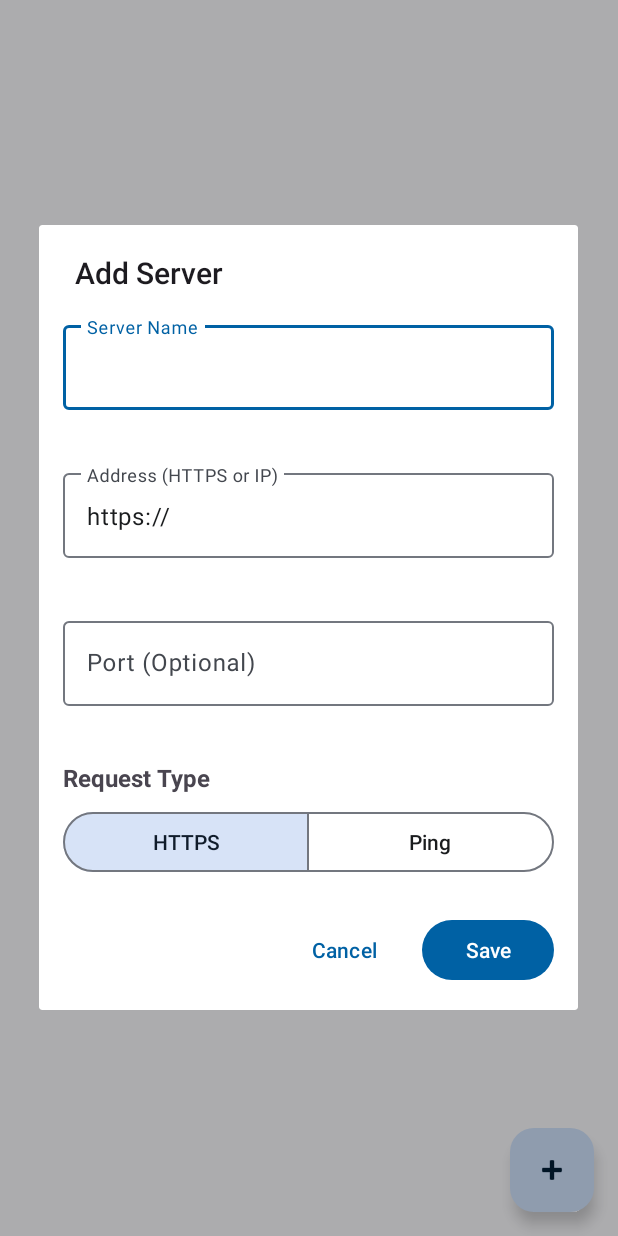
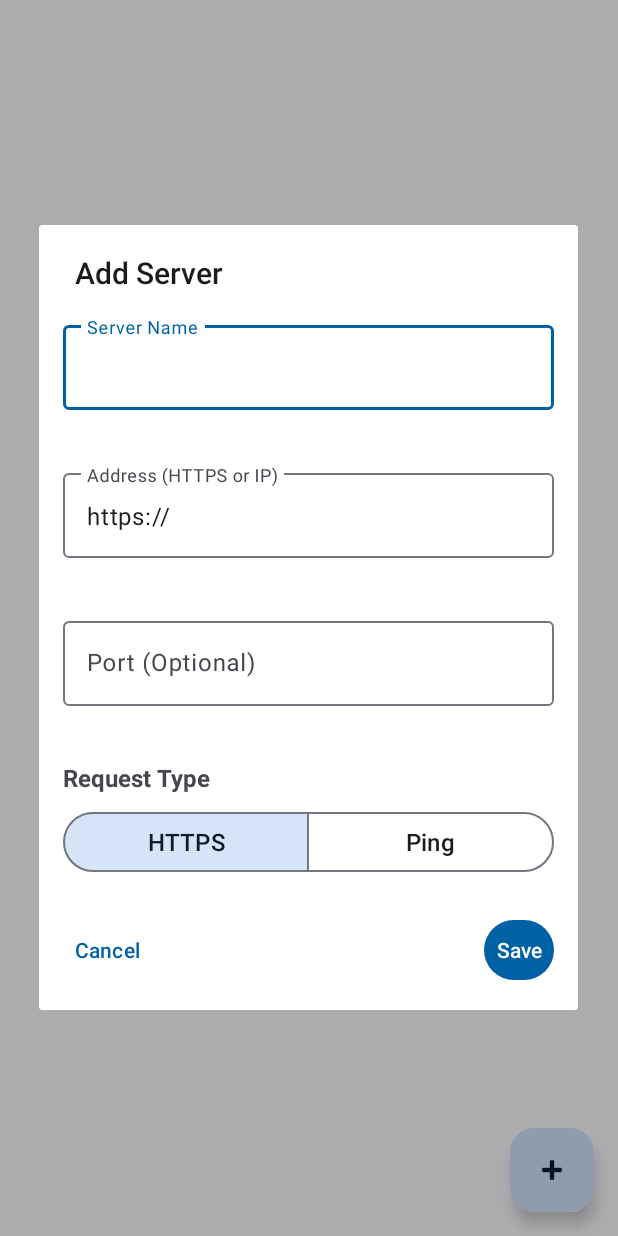
Before and after one commit to ltrudu/Server-Response-Test, an Android app: the fragment ServerListFragment shown on its own in the app's theme, after a tap on "Add Server", on a phone screen of 412 x 824 dp. Run offline under Robolectric (Android 15) with nearby library versions, the phone set to English and light mode, and no system bars; our stand-ins replace Room's generated code.

Commit message:
improved UX

```diff
--- a/ServerLoadTest/src/main/res/layout/dialog_add_edit_server.xml
+++ b/ServerLoadTest/src/main/res/layout/dialog_add_edit_server.xml
@@ -79,7 +79,13 @@
                 android:layout_width="0dp"
                 android:layout_height="wrap_content"
                 android:layout_weight="1"
-                android:text="@string/request_type_http" />
+                android:text="@string/request_type_http"
+                android:autoSizeTextType="uniform"
+                android:autoSizeMinTextSize="10sp"
+                android:autoSizeMaxTextSize="16sp"
+                android:autoSizeStepGranularity="1sp"
+                android:maxLines="2"
+                android:ellipsize="none" />
 
             <Button
                 android:id="@+id/pingButton"
@@ -87,7 +93,13 @@
                 android:layout_width="0dp"
                 android:layout_height="wrap_content"
                 android:layout_weight="1"
-                android:text="@string/request_type_ping" />
+                android:text="@string/request_type_ping"
+                android:autoSizeTextType="uniform"
+                android:autoSizeMinTextSize="10sp"
+                android:autoSizeMaxTextSize="16sp"
+                android:autoSizeStepGranularity="1sp"
+                android:maxLines="2"
+                android:ellipsize="none" />
 
         </com.google.android.material.button.MaterialButtonToggleGroup>
 
@@ -106,7 +118,31 @@
                 android:layout_height="wrap_content"
                 android:text="@string/delete"
                 android:textColor="@android:color/holo_red_dark"
-                android:visibility="gone" />
+                android:visibility="gone"
+                android:autoSizeTextType="uniform"
+                android:autoSizeMinTextSize="8sp"
+                android:autoSizeMaxTextSize="14sp"
+                android:autoSizeStepGranularity="1sp"
+                android:maxLines="2"
+                android:ellipsize="none"
+                android:minWidth="0dp" />
+
+            <Button
+                android:id="@+id/cancelButton"
+                style="@style/Widget.Material3.Button.TextButton"
+                android:layout_width="wrap_content"
+                android:layout_height="wrap_content"
+                android:text="@string/cancel"
+                android:autoSizeTextType="uniform"
+                android:autoSizeMinTextSize="6sp"
+                android:autoSizeMaxTextSize="14sp"
+                android:autoSizeStepGranularity="1sp"
+                android:maxLines="2"
+                android:ellipsize="none"
+                android:minWidth="0dp"
+                android:maxWidth="100dp"
+                android:paddingStart="8dp"
+                android:paddingEnd="8dp" />
 
             <View
                 android:layout_width="0dp"
@@ -114,19 +150,21 @@
                 android:layout_weight="1" />
 
             <Button
-                android:id="@+id/cancelButton"
-                style="@style/Widget.Material3.Button.TextButton"
-                android:layout_width="wrap_content"
-                android:layout_height="wrap_content"
-                android:layout_marginEnd="8dp"
-                android:text="@string/cancel" />
-
-            <Button
                 android:id="@+id/saveButton"
                 style="@style/Widget.Material3.Button.UnelevatedButton"
                 android:layout_width="wrap_content"
                 android:layout_height="wrap_content"
-                android:text="@string/save" />
+                android:text="@string/save"
+                android:autoSizeTextType="uniform"
+                android:autoSizeMinTextSize="6sp"
+                android:autoSizeMaxTextSize="14sp"
+                android:autoSizeStepGranularity="1sp"
+                android:maxLines="2"
+                android:ellipsize="none"
+                android:minWidth="0dp"
+                android:maxWidth="120dp"
+                android:paddingStart="8dp"
+                android:paddingEnd="8dp" />
 
         </LinearLayout>
 
```
